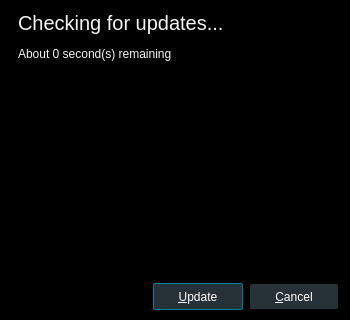
Old version of the form src/ui/updatedialog.ui in the repository u8sand/Baka-MPlayer.
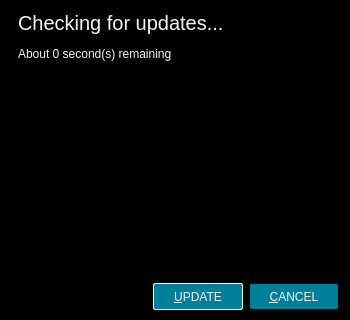
New version of the form. Icons and pictures are not drawn.

Commit message: Tweak widget color themes

```diff
--- a/src/ui/updatedialog.ui
+++ b/src/ui/updatedialog.ui
@@ -165,25 +165,27 @@
        </property>
        <property name="styleSheet">
         <string notr="true">QPushButton {
-    background: #263238;
-	color: white;
+    background: #008098;
+	color: whitesmoke;
 	border: 1px solid black;
 	border-radius: 2px;
     min-width: 88px;
 	min-height: 25px;
 }
 QPushButton:default {
-	border: 1px solid #008098;
+	border: 1px solid whitesmoke;
 }
 QPushButton:pressed {
     background: #008098;
 }
 QPushButton:disabled {
-    color: gray;
+	background: black;
+	border: 1px solid #008098;
+    color: #B8B8B8;
 }</string>
        </property>
        <property name="text">
-        <string>&amp;Update</string>
+        <string>&amp;UPDATE</string>
        </property>
        <property name="autoDefault">
         <bool>false</bool>
@@ -209,25 +211,27 @@
        </property>
        <property name="styleSheet">
         <string notr="true">QPushButton {
-    background: #263238;
-	color: white;
+    background: #008098;
+	color: whitesmoke;
 	border: 1px solid black;
 	border-radius: 2px;
     min-width: 88px;
 	min-height: 25px;
 }
 QPushButton:default {
-	border: 1px solid #008098;
+	border: 1px solid whitesmoke;
 }
 QPushButton:pressed {
     background: #008098;
 }
 QPushButton:disabled {
-    color: gray;
+	background: black;
+	border: 1px solid #008098;
+    color: #B8B8B8;
 }</string>
        </property>
        <property name="text">
-        <string>&amp;Cancel</string>
+        <string>&amp;CANCEL</string>
        </property>
        <property name="autoDefault">
         <bool>false</bool>
```
Left out of the diff: 4 changed lines with no effect on the pictures. The commit also changes 5 other files.
